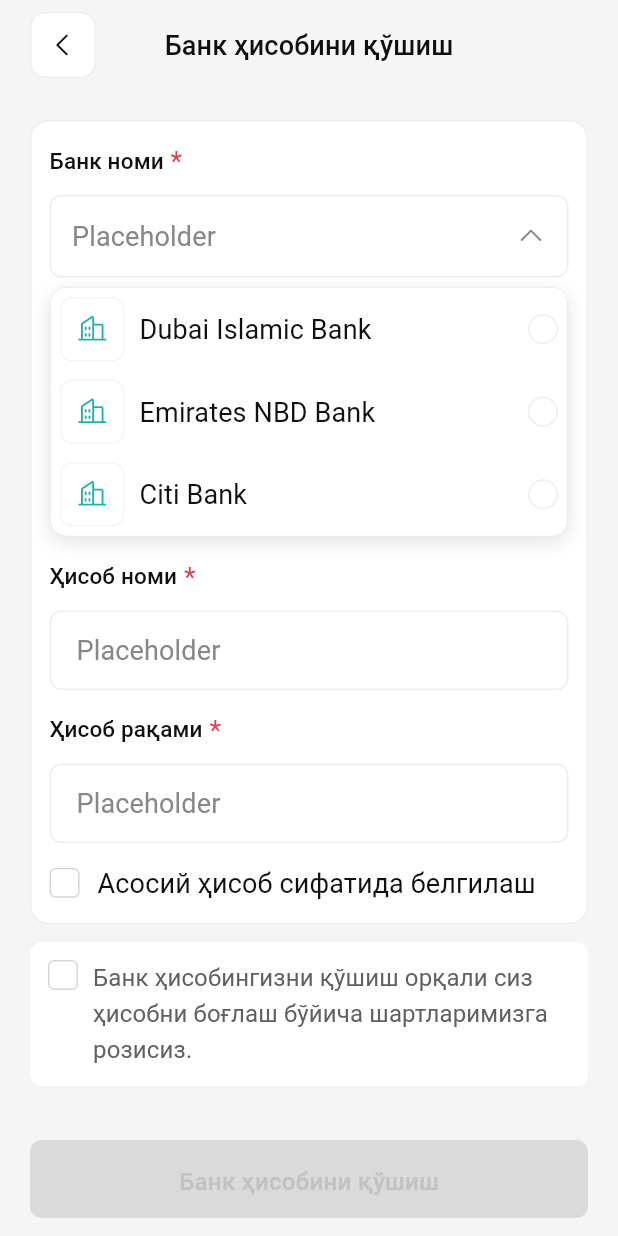
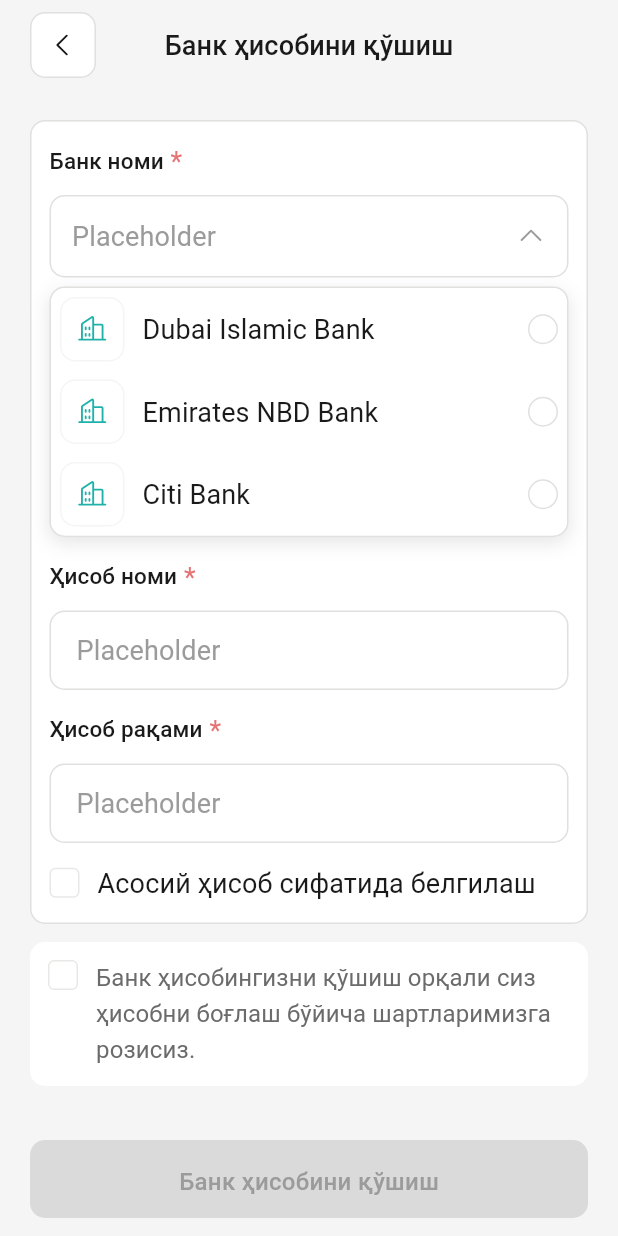
Before and after one commit to sarvarbeksoporboyev8-debug/mylex, a Flutter app: the AddBankAccountScreen screen opened by its route, after a tap on "Placeholder", on a phone screen of 412 x 824 dp. Run offline on Flutter 3.47's test engine with Material 3 defaults, Android fonts, the phone set to English and light mode, and no system bars; our stand-ins replace dio, flutter_animate, flutter_markdown, flutter_riverpod, flutter_secure_storage, go_router and 7 more; missing offline and left inert: syncfusion_flutter_pdfviewer, webview_flutter_android, webview_flutter_wkwebview; accounts and stored records are empty; network calls fail; Roboto replaces fonts that are missing (Onest).

Commit message:
Refactor all 6 settings screens - replace hardcoded dimensions with AppSpacing and AppColors
Co-authored-by: sarvarbeksoporboyev8-debug <251588596+sarvarbeksoporboyev8-debug@users.noreply.github.com>

```diff
--- a/lib/features/settings/presentation/screens/add_bank_account_screen.dart
+++ b/lib/features/settings/presentation/screens/add_bank_account_screen.dart
@@ -4,6 +4,7 @@ import 'package:go_router/go_router.dart';
 import 'package:phosphor_flutter/phosphor_flutter.dart';
 
 import '../../../../core/theme/theme.dart';
+import '../../../../core/theme/app_spacing.dart';
 import '../../../../core/routing/app_routes.dart';
 import '../../../../core/localization/app_strings.dart';
 
@@ -69,55 +70,51 @@ class _AddBankAccountScreenState
   @override
   Widget build(BuildContext context) {
     return Scaffold(
-      backgroundColor: const Color(0xFFF5F5F5),
+      backgroundColor: AppColors.backgroundSecondary,
       body: SafeArea(
         child: Column(
           children: [
             // Header
             _buildHeader(),
-            // Content
             Expanded(
               child: SingleChildScrollView(
-                padding: const EdgeInsets.fromLTRB(20, 20, 20, 12),
+                padding: const EdgeInsets.fromLTRB(AppSpacing.xl, AppSpacing.xl, AppSpacing.xl, AppSpacing.m),
                 child: Column(
                   crossAxisAlignment: CrossAxisAlignment.start,
                   children: [
-                    // Form section
                     _buildFormSection(),
-                    const SizedBox(height: 12),
-                    // Terms section
+                    AppSpacing.gapVerticalM,
                     _buildTermsSection(),
                   ],
                 ),
               ),
             ),
-            // Add button
             Padding(
-              padding: const EdgeInsets.fromLTRB(20, 12, 20, 12),
+              padding: const EdgeInsets.fromLTRB(AppSpacing.xl, AppSpacing.m, AppSpacing.xl, AppSpacing.m),
               child: SizedBox(
                 width: double.infinity,
                 child: ElevatedButton(
                   onPressed: _isFormValid && !_isLoading ? _handleAddBank : null,
                   style: ElevatedButton.styleFrom(
                     backgroundColor: _isFormValid
-                        ? const Color(0xFF101010)
-                        : const Color(0xFFEDEDED),
+                        ? AppColors.textPrimary
+                        : AppColors.border,
                     foregroundColor: _isFormValid
-                        ? Colors.white
-                        : const Color(0xFFC2C2C2),
+                        ? AppColors.cardBackground
+                        : AppColors.textTertiary,
                     padding: const EdgeInsets.symmetric(vertical: 14),
                     shape: RoundedRectangleBorder(
-                      borderRadius: BorderRadius.circular(8),
+                      borderRadius: AppSpacing.borderRadiusS,
                     ),
                     elevation: 0,
                   ),
                   child: _isLoading
-                      ? const SizedBox(
-                          height: 20,
-                          width: 20,
+                      ? SizedBox(
+                          height: AppSpacing.xl,
+                          width: AppSpacing.xl,
                           child: CircularProgressIndicator(
                             strokeWidth: 2,
-                            valueColor: AlwaysStoppedAnimation(Colors.white),
+                            valueColor: AlwaysStoppedAnimation(AppColors.cardBackground),
                           ),
                         )
                       : Text(
@@ -128,8 +125,8 @@ class _AddBankAccountScreenState
                             fontSize: 16,
                             height: 1.5,
                             color: _isFormValid
-                                ? Colors.white
-                                : const Color(0xFFC2C2C2),
+                                ? AppColors.cardBackground
+                                : AppColors.textTertiary,
                           ),
                         ),
                 ),
@@ -145,7 +142,7 @@ class _AddBankAccountScreenState
     return SizedBox(
       height: 60,
       child: Padding(
-        padding: const EdgeInsets.symmetric(horizontal: 20),
+        padding: AppSpacing.screenPaddingHorizontal,
         child: Stack(
           alignment: Alignment.center,
           children: [
@@ -157,14 +154,14 @@ class _AddBankAccountScreenState
                   width: 44,
                   height: 44,
                   decoration: BoxDecoration(
-                    border: Border.all(color: const Color(0xFFEDEDED)),
-                    borderRadius: BorderRadius.circular(10),
-                    color: Colors.white,
+                    border: Border.all(color: AppColors.border),
+                    borderRadius: AppSpacing.borderRadiusS,
+                    color: AppColors.cardBackground,
                   ),
-                  child: const Icon(
+                  child: Icon(
                     PhosphorIconsRegular.caretLeft,
-                    size: 20,
-                    color: Color(0xFF101010),
+                    size: AppSpacing.xl,
+                    color: AppColors.textPrimary,
                   ),
                 ),
               ),
@@ -176,7 +173,7 @@ class _AddBankAccountScreenState
                 fontWeight: FontWeight.w500,
                 fontSize: 18,
                 height: 1.5,
-                color: Color(0xFF101010),
+                color: AppColors.textPrimary,
               ),
             ),
           ],
@@ -188,34 +185,30 @@ class _AddBankAccountScreenState
   Widget _buildFormSection() {
     final strings = ref.watch(stringsProvider);
     return Container(
-      padding: const EdgeInsets.all(12),
+      padding: AppSpacing.paddingM,
       decoration: BoxDecoration(
-        color: Colors.white,
-        borderRadius: BorderRadius.circular(12),
-        border: Border.all(color: const Color(0xFFEDEDED)),
+        color: AppColors.cardBackground,
+        borderRadius: AppSpacing.borderRadiusS,
+        border: Border.all(color: AppColors.border),
       ),
       child: Column(
         crossAxisAlignment: CrossAxisAlignment.start,
         children: [
-          // Bank Name dropdown
           _buildBankNameField(),
-          const SizedBox(height: 12),
-          // Account Name
+          AppSpacing.gapVerticalM,
           _buildInputField(
             label: strings.accountName,
             controller: _accountNameController,
             isRequired: true,
           ),
-          const SizedBox(height: 12),
-          // Account Number
+          AppSpacing.gapVerticalM,
           _buildInputField(
             label: strings.accountNumber,
             controller: _accountNumberController,
             keyboardType: TextInputType.number,
             isRequired: true,
           ),
-          const SizedBox(height: 12),
-          // Set as primary checkbox
+          AppSpacing.gapVerticalM,
           _buildPrimaryCheckbox(),
         ],
       ),
@@ -232,26 +225,26 @@ class _AddBankAccountScreenState
             Text(
               strings.bankName,
               style: AppTypography.labelMedium.copyWith(
-                color: const Color(0xFF101010),
+                color: AppColors.textPrimary,
               ),
             ),
-            const Text(
+            Text(
               ' *',
-              style: TextStyle(color: Color(0xFFE63946)),
+              style: TextStyle(color: AppColors.error),
             ),
           ],
         ),
-        const SizedBox(height: 8),
+        AppSpacing.gapVerticalS,
         GestureDetector(
           onTap: () {
             setState(() => _isDropdownOpen = !_isDropdownOpen);
           },
           child: Container(
-            padding: const EdgeInsets.symmetric(horizontal: 14, vertical: 12),
+            padding: const EdgeInsets.symmetric(horizontal: 14, vertical: AppSpacing.m),
             decoration: BoxDecoration(
-              color: Colors.white,
-              borderRadius: BorderRadius.circular(8),
-              border: Border.all(color: const Color(0xFFEDEDED)),
+              color: AppColors.cardBackground,
+              borderRadius: AppSpacing.borderRadiusS,
+              border: Border.all(color: AppColors.border),
             ),
             child: _selectedBank == null
                 ? Row(
@@ -260,7 +253,7 @@ class _AddBankAccountScreenState
                         child: Text(
                           'Placeholder',
                           style: AppTypography.bodyMedium.copyWith(
-                            color: const Color(0xFF878787),
+                            color: AppColors.textTertiary,
                           ),
                         ),
                       ),
@@ -268,8 +261,8 @@ class _AddBankAccountScreenState
                         _isDropdownOpen
                             ? PhosphorIconsRegular.caretUp
                             : PhosphorIconsRegular.caretDown,
-                        size: 20,
-                        color: const Color(0xFF878787),
+                        size: AppSpacing.xl,
+                        color: AppColors.textTertiary,
                       ),
                     ],
                   )
@@ -292,29 +285,29 @@ class _AddBankAccountScreenState
           width: 43,
           height: 43,
           decoration: BoxDecoration(
-            color: Colors.white,
-            borderRadius: BorderRadius.circular(8),
-            border: Border.all(color: const Color(0xFFF5F5F5)),
+            color: AppColors.cardBackground,
+            borderRadius: AppSpacing.borderRadiusS,
+            border: Border.all(color: AppColors.backgroundSecondary),
           ),
           child: Icon(
             bank.icon,
-            size: 20,
+            size: AppSpacing.xl,
             color: AppColors.accent,
           ),
         ),
-        const SizedBox(width: 10),
+        AppSpacing.gapHorizontalM,
         Expanded(
           child: Text(
             bankName,
             style: AppTypography.bodyMedium.copyWith(
-              color: const Color(0xFF101010),
+              color: AppColors.textPrimary,
             ),
           ),
         ),
-        const Icon(
+        Icon(
           PhosphorIconsRegular.checkCircle,
           size: 32,
-          color: Color(0xFF21D07A),
+          color: AppColors.success,
         ),
       ],
     );
@@ -323,13 +316,13 @@ class _AddBankAccountScreenState
   Widget _buildBankDropdown() {
     return Container(
       decoration: BoxDecoration(
-        color: Colors.white,
-        borderRadius: BorderRadius.circular(12),
-        border: Border.all(color: const Color(0xFFEDEDED)),
+        color: AppColors.cardBackground,
+        borderRadius: AppSpacing.borderRadiusS,
+        border: Border.all(color: AppColors.border),
         boxShadow: [
           BoxShadow(
             color: Colors.black.withOpacity(0.1),
-            blurRadius: 10,
+            blurRadius: AppSpacing.sm,
             offset: const Offset(0, 4),
           ),
         ],
@@ -351,8 +344,8 @@ class _AddBankAccountScreenState
                 vertical: 6,
               ),
               decoration: BoxDecoration(
-                color: Colors.white,
-                borderRadius: BorderRadius.circular(10),
+                color: AppColors.cardBackground,
+                borderRadius: AppSpacing.borderRadiusS,
               ),
               child: Row(
                 children: [
@@ -360,45 +353,45 @@ class _AddBankAccountScreenState
                     width: 43,
                     height: 43,
                     decoration: BoxDecoration(
-                      color: Colors.white,
-                      borderRadius: BorderRadius.circular(8),
-                      border: Border.all(color: const Color(0xFFF5F5F5)),
+                      color: AppColors.cardBackground,
+                      borderRadius: AppSpacing.borderRadiusS,
+                      border: Border.all(color: AppColors.backgroundSecondary),
                     ),
                     child: Icon(
                       bank.icon,
-                      size: 20,
+                      size: AppSpacing.xl,
                       color: AppColors.accent,
                     ),
                   ),
-                  const SizedBox(width: 10),
+                  AppSpacing.gapHorizontalM,
                   Expanded(
                     child: Text(
                       bank.name,
                       style: AppTypography.bodyMedium.copyWith(
-                        color: const Color(0xFF101010),
+                        color: AppColors.textPrimary,
                       ),
                     ),
                   ),
                   Container(
-                    width: 20,
-                    height: 20,
+                    width: AppSpacing.xl,
+                    height: AppSpacing.xl,
                     decoration: BoxDecoration(
                       shape: BoxShape.circle,
                       border: Border.all(
                         color: isSelected
-                            ? const Color(0xFF21D07A)
-                            : const Color(0xFFEDEDED),
+                            ? AppColors.success
+                            : AppColors.border,
                         width: isSelected ? 1.667 : 1,
                       ),
                       color: isSelected
-                          ? const Color(0xFF21D07A)
-                          : Colors.white,
+                          ? AppColors.success
+                          : AppColors.cardBackground,
                     ),
                     child: isSelected
-                        ? const Icon(
+                        ? Icon(
                             Icons.check,
-                            size: 12,
-                            color: Colors.white,
+                            size: AppSpacing.m,
+                            color: AppColors.cardBackground,
                           )
                         : null,
                   ),
@@ -425,46 +418,46 @@ class _AddBankAccountScreenState
             Text(
               label,
               style: AppTypography.labelMedium.copyWith(
-                color: const Color(0xFF101010),
+                color: AppColors.textPrimary,
               ),
             ),
             if (isRequired)
-              const Text(
+              Text(
                 ' *',
-                style: TextStyle(color: Color(0xFFE63946)),
+                style: TextStyle(color: AppColors.error),
               ),
           ],
         ),
-        const SizedBox(height: 8),
+        AppSpacing.gapVerticalS,
         TextField(
           controller: controller,
           keyboardType: keyboardType,
           onChanged: (_) => setState(() {}),
           style: AppTypography.bodyMedium.copyWith(
-            color: const Color(0xFF101010),
+            color: AppColors.textPrimary,
           ),
           decoration: InputDecoration(
             hintText: 'Placeholder',
             hintStyle: AppTypography.bodyMedium.copyWith(
-              color: const Color(0xFF878787),
+              color: AppColors.textTertiary,
             ),
             filled: true,
-            fillColor: Colors.white,
+            fillColor: AppColors.cardBackground,
             border: OutlineInputBorder(
-              borderRadius: BorderRadius.circular(8),
-              borderSide: const BorderSide(color: Color(0xFFEDEDED)),
+              borderRadius: AppSpacing.borderRadiusS,
+              borderSide: BorderSide(color: AppColors.border),
             ),
             enabledBorder: OutlineInputBorder(
-              borderRadius: BorderRadius.circular(8),
-              borderSide: const BorderSide(color: Color(0xFFEDEDED)),
+              borderRadius: AppSpacing.borderRadiusS,
+              borderSide: BorderSide(color: AppColors.border),
             ),
             focusedBorder: OutlineInputBorder(
-              borderRadius: BorderRadius.circular(8),
+              borderRadius: AppSpacing.borderRadiusS,
               borderSide: BorderSide(color: AppColors.accent, width: 1.5),
             ),
             contentPadding: const EdgeInsets.symmetric(
               horizontal: 14,
-              vertical: 12,
+              vertical: AppSpacing.m,
             ),
           ),
         ),
@@ -478,33 +471,33 @@ class _AddBankAccountScreenState
         GestureDetector(
           onTap: () => setState(() => _setAsPrimary = !_setAsPrimary),
           child: Container(
-            width: 20,
-            height: 20,
+            width: AppSpacing.xl,
+            height: AppSpacing.xl,
             decoration: BoxDecoration(
               color: _setAsPrimary
-                  ? const Color(0xFF101010)
-                  : Colors.white,
+                  ? AppColors.textPrimary
+                  : AppColors.cardBackground,
               borderRadius: BorderRadius.circular(4),
               border: Border.all(
                 color: _setAsPrimary
-                    ? const Color(0xFF383838)
-                    : const Color(0xFFD6D6D6),
+                    ? AppColors.textSecondary
+                    : AppColors.divider,
               ),
             ),
             child: _setAsPrimary
-                ? const Icon(
+                ? Icon(
                     Icons.check,
-                    size: 12,
-                    color: Colors.white,
+                    size: AppSpacing.m,
+                    color: AppColors.cardBackground,
                   )
                 : null,
           ),
         ),
-        const SizedBox(width: 12),
+        AppSpacing.gapHorizontalM,
         Text(
           ref.watch(stringsProvider).setAsPrimaryAccount,
           style: AppTypography.bodyMedium.copyWith(
-            color: const Color(0xFF101010),
+            color: AppColors.textPrimary,
           ),
         ),
       ],
@@ -514,10 +507,10 @@ class _AddBankAccountScreenState
   Widget _buildTermsSection() {
     final strings = ref.watch(stringsProvider);
     return Container(
-      padding: const EdgeInsets.all(12),
+      padding: AppSpacing.paddingM,
       decoration: BoxDecoration(
-        color: Colors.white,
-        borderRadius: BorderRadius.circular(8),
+        color: AppColors.cardBackground,
+        borderRadius: AppSpacing.borderRadiusS,
       ),
       child: Row(
         crossAxisAlignment: CrossAxisAlignment.start,
@@ -525,34 +518,34 @@ class _AddBankAccountScreenState
           GestureDetector(
             onTap: () => setState(() => _agreeToTerms = !_agreeToTerms),
             child: Container(
-              width: 20,
-              height: 20,
+              width: AppSpacing.xl,
+              height: AppSpacing.xl,
               decoration: BoxDecoration(
                 color: _agreeToTerms
-                    ? const Color(0xFF101010)
-                    : Colors.white,
+                    ? AppColors.textPrimary
+                    : AppColors.cardBackground,
                 borderRadius: BorderRadius.circular(4),
                 border: Border.all(
                   color: _agreeToTerms
-                      ? const Color(0xFF383838)
-                      : const Color(0xFFD6D6D6),
+                      ? AppColors.textSecondary
+                      : AppColors.divider,
                 ),
               ),
               child: _agreeToTerms
-                  ? const Icon(
+                  ? Icon(
                       Icons.check,
-                      size: 12,
-                      color: Colors.white,
+                      size: AppSpacing.m,
+                      color: AppColors.cardBackground,
                     )
                   : null,
             ),
           ),
-          const SizedBox(width: 10),
+          AppSpacing.gapHorizontalM,
           Expanded(
             child: Text(
               strings.byAddingBankAccountAgree,
               style: AppTypography.bodySmall.copyWith(
-                color: const Color(0xFF606060),
+                color: AppColors.textSecondary,
               ),
             ),
           ),
```
Also changed, not shown: lib/features/settings/presentation/screens/edit_profile_screen.dart (+55 -62 lines), lib/features/settings/presentation/screens/faq_screen.dart (+39 -44 lines), lib/features/settings/presentation/screens/privacy_policy_screen.dart (+32 -33 lines), lib/features/settings/presentation/screens/terms_conditions_screen.dart (+32 -33 lines), lib/features/settings/presentation/screens/two_factor_change_email_screen.dart (+32 -33 lines).
